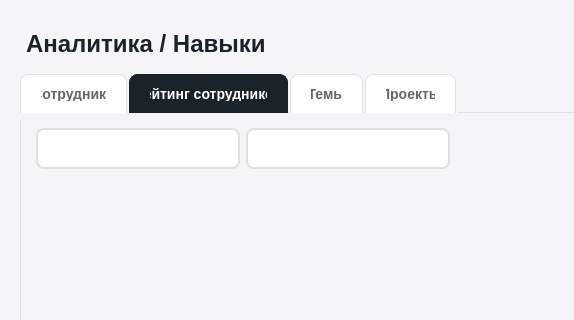
Old version of the form ui/analytics/analytics_page.ui in the repository lerakaplich/TaskPlanner2; both pictures show x 0 to 574 and y 0 to 320 of the 800 by 600 pixel window.
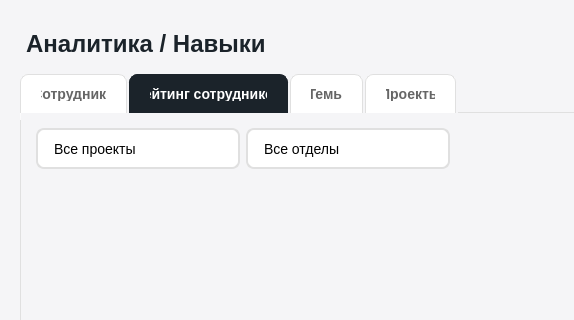
New version of the form. The open tabs and pages were chosen to show the change.

```diff
--- a/ui/analytics/analytics_page.ui
+++ b/ui/analytics/analytics_page.ui
@@ -233,7 +233,7 @@
          </string>
            </property>
            <property name="editable">
-            <bool>true</bool>
+            <bool>false</bool>
            </property>
            <property name="placeholderText" stdset="0">
             <string>Все проекты</string>
@@ -274,10 +274,10 @@
          </string>
            </property>
            <property name="editable">
-            <bool>true</bool>
+            <bool>false</bool>
            </property>
            <property name="placeholderText" stdset="0">
-            <string>Все исполнители</string>
+            <string>Все отделы</string>
            </property>
           </widget>
          </item>
```
Left out of the diff: 6 changed lines with no effect on the pictures.
